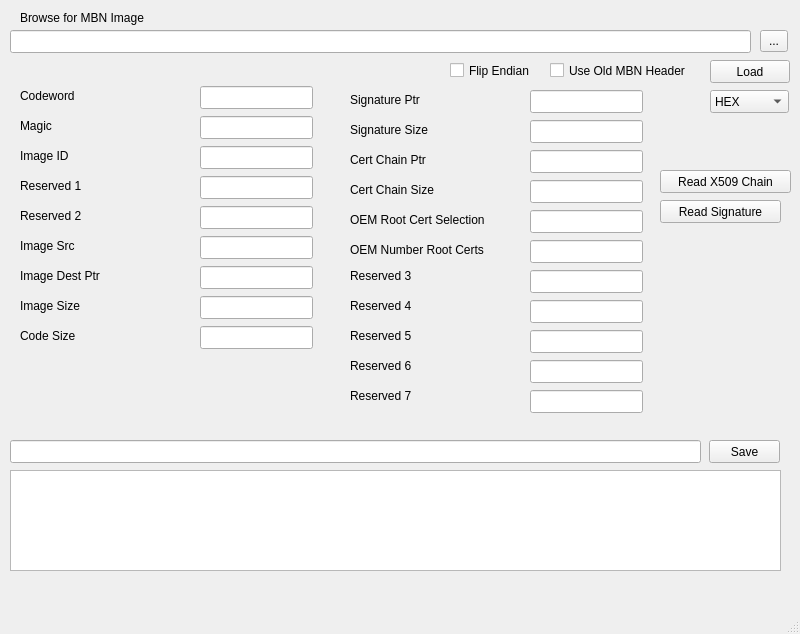
Above: resources/ui/mbn_tool_window.ui from ghassani/openpst before the change. Below: the same form after it.
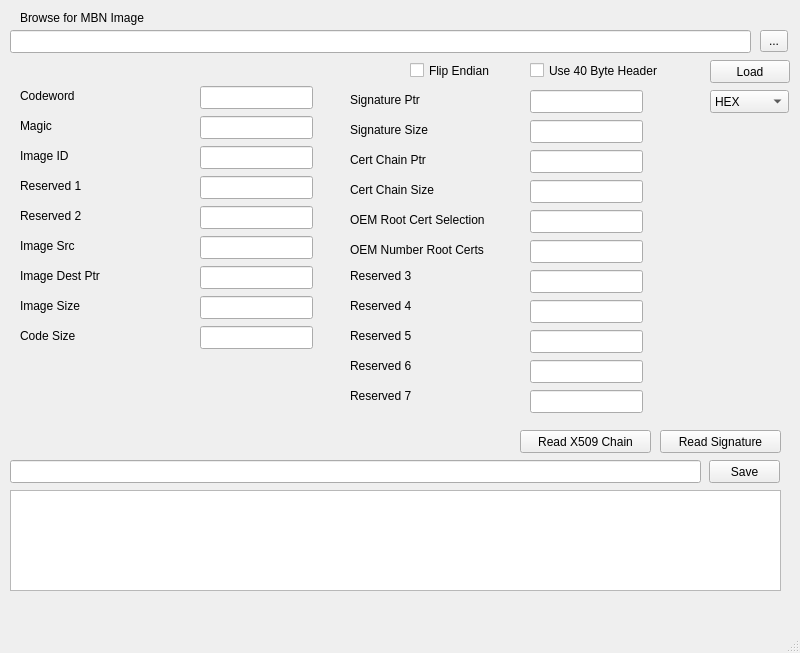
That is the form after the change.

The edit to the form file:
```diff
--- a/resources/ui/mbn_tool_window.ui
+++ b/resources/ui/mbn_tool_window.ui
@@ -7,7 +7,7 @@
     <x>0</x>
     <y>0</y>
     <width>800</width>
-    <height>634</height>
+    <height>653</height>
    </rect>
   </property>
   <property name="windowTitle">
@@ -55,7 +55,7 @@
      <rect>
       <x>20</x>
       <y>10</y>
-      <width>141</width>
+      <width>161</width>
       <height>16</height>
      </rect>
     </property>
@@ -66,14 +66,14 @@
    <widget class="QCheckBox" name="useOldMbnHeaderCheckbox">
     <property name="geometry">
      <rect>
-      <x>550</x>
+      <x>530</x>
       <y>60</y>
-      <width>151</width>
+      <width>171</width>
       <height>21</height>
      </rect>
     </property>
     <property name="text">
-     <string>Use Old MBN Header</string>
+     <string>Use 40 Byte Header</string>
     </property>
    </widget>
    <widget class="QLineEdit" name="mbnHeaderCodewordValue">
@@ -91,7 +91,7 @@
      <rect>
       <x>20</x>
       <y>80</y>
-      <width>59</width>
+      <width>101</width>
       <height>31</height>
      </rect>
     </property>
@@ -150,7 +150,7 @@
      <rect>
       <x>20</x>
       <y>170</y>
-      <width>71</width>
+      <width>81</width>
       <height>31</height>
      </rect>
     </property>
@@ -206,7 +206,7 @@
      <rect>
       <x>20</x>
       <y>200</y>
-      <width>71</width>
+      <width>81</width>
       <height>31</height>
      </rect>
     </property>
@@ -367,7 +367,7 @@
      <rect>
       <x>350</x>
       <y>234</y>
-      <width>151</width>
+      <width>171</width>
       <height>31</height>
      </rect>
     </property>
@@ -380,7 +380,7 @@
      <rect>
       <x>350</x>
       <y>204</y>
-      <width>161</width>
+      <width>171</width>
       <height>31</height>
      </rect>
     </property>
@@ -446,7 +446,7 @@
      <rect>
       <x>350</x>
       <y>290</y>
-      <width>71</width>
+      <width>91</width>
       <height>31</height>
      </rect>
     </property>
@@ -459,7 +459,7 @@
      <rect>
       <x>350</x>
       <y>260</y>
-      <width>71</width>
+      <width>91</width>
       <height>31</height>
      </rect>
     </property>
@@ -492,7 +492,7 @@
      <rect>
       <x>350</x>
       <y>350</y>
-      <width>71</width>
+      <width>91</width>
       <height>31</height>
      </rect>
     </property>
@@ -505,7 +505,7 @@
      <rect>
       <x>350</x>
       <y>320</y>
-      <width>71</width>
+      <width>91</width>
       <height>31</height>
      </rect>
     </property>
@@ -517,7 +517,7 @@
     <property name="geometry">
      <rect>
       <x>709</x>
-      <y>440</y>
+      <y>460</y>
       <width>71</width>
       <height>23</height>
      </rect>
@@ -530,7 +530,7 @@
     <property name="geometry">
      <rect>
       <x>10</x>
-      <y>440</y>
+      <y>460</y>
       <width>691</width>
       <height>23</height>
      </rect>
@@ -540,7 +540,7 @@
     <property name="geometry">
      <rect>
       <x>10</x>
-      <y>470</y>
+      <y>490</y>
       <width>771</width>
       <height>101</height>
      </rect>
@@ -551,7 +551,7 @@
      <rect>
       <x>350</x>
       <y>380</y>
-      <width>71</width>
+      <width>91</width>
       <height>31</height>
      </rect>
     </property>
@@ -572,9 +572,9 @@
    <widget class="QCheckBox" name="flipEndianCheckbox">
     <property name="geometry">
      <rect>
-      <x>450</x>
+      <x>410</x>
       <y>60</y>
-      <width>91</width>
+      <width>111</width>
       <height>21</height>
      </rect>
     </property>
@@ -605,8 +605,8 @@
    <widget class="QPushButton" name="readx509ChainButton">
     <property name="geometry">
      <rect>
-      <x>660</x>
-      <y>170</y>
+      <x>520</x>
+      <y>430</y>
       <width>131</width>
       <height>23</height>
      </rect>
@@ -619,7 +619,7 @@
     <property name="geometry">
      <rect>
       <x>660</x>
-      <y>200</y>
+      <y>430</y>
       <width>121</width>
       <height>23</height>
      </rect>
```
